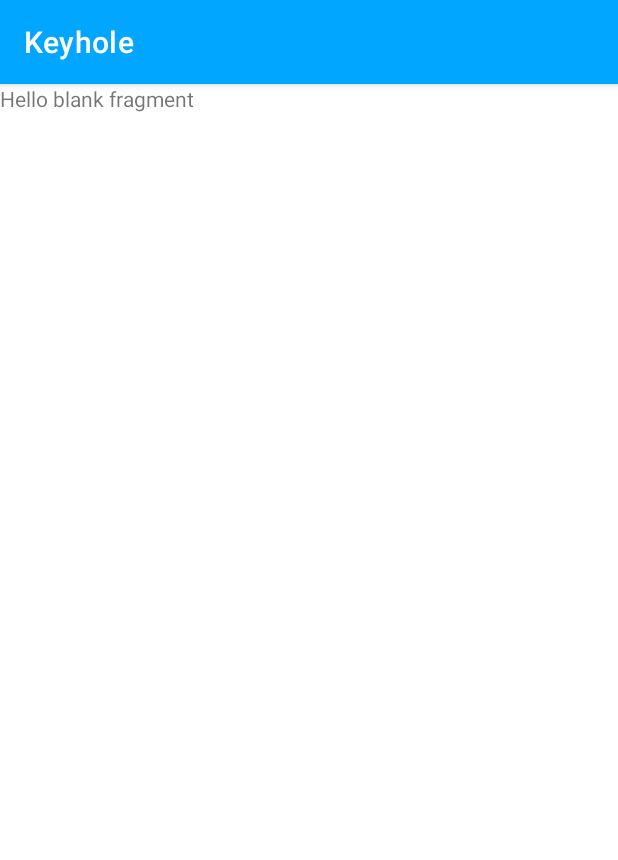
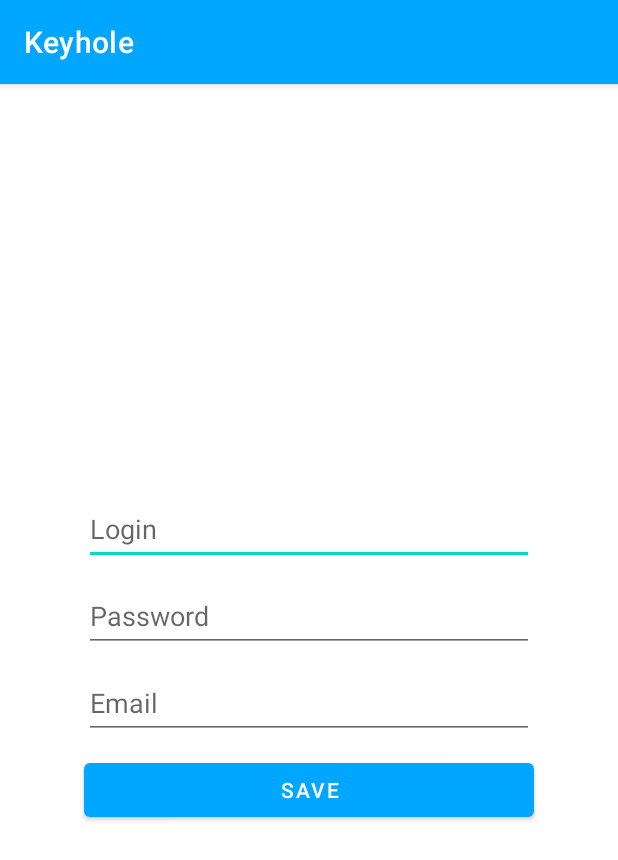
Before and after one commit to gadelshin2011/MyFirstAPP, an Android app: the fragment AddDataFragment shown on its own in the app's theme, on a phone screen of 412 x 824 dp. Shown: the top 860 px of the screen. Run offline under Robolectric (Android 15) with nearby library versions, the phone set to English and light mode, and no system bars.

Commit message:
работа с фрагментами

```diff
--- a/app/src/main/java/com/example/myfirstapp/AddData.kt
+++ b/app/src/main/java/com/example/myfirstapp/AddDataFragment.kt
@@ -5,18 +5,30 @@ import androidx.fragment.app.Fragment
 import android.view.LayoutInflater
 import android.view.View
 import android.view.ViewGroup
+import com.example.myfirstapp.databinding.FragmentAddDataBinding
+import com.example.myfirstapp.databinding.FragmentHomeBinding
 
-class AddData : Fragment() {
+class AddDataFragment : Fragment() {
+    lateinit var binding: FragmentAddDataBinding
 
     override fun onCreateView(
         inflater: LayoutInflater, container: ViewGroup?,
         savedInstanceState: Bundle?
     ): View? {
-        // Inflate the layout for this fragment
-        return inflater.inflate(R.layout.fragment_add_data, container, false)
+        binding = FragmentAddDataBinding.inflate(inflater)
+        return binding.root
+
+
+
+
+
+
     }
 
+
     companion object {
-        fun newInstance() = AddData()
+        fun newInstance() = AddDataFragment()
     }
+
+
 }
--- a/app/src/main/res/layout/activity_main.xml
+++ b/app/src/main/res/layout/activity_main.xml
@@ -26,8 +26,10 @@
         android:layout_marginTop="300dp"
         app:layout_constraintBottom_toBottomOf="parent"
         app:layout_constraintEnd_toEndOf="parent"
+        app:layout_constraintHorizontal_bias="0.0"
         app:layout_constraintStart_toStartOf="parent"
         app:layout_constraintTop_toTopOf="parent"
+        app:layout_constraintVertical_bias="0.0"
         />
 
     <LinearLayout
--- a/app/src/main/res/layout/fragment_add_data.xml
+++ b/app/src/main/res/layout/fragment_add_data.xml
@@ -1,14 +1,56 @@
 <?xml version="1.0" encoding="utf-8"?>
 <FrameLayout xmlns:android="http://schemas.android.com/apk/res/android"
     xmlns:tools="http://schemas.android.com/tools"
+    android:id="@+id/fragmentAddData"
     android:layout_width="match_parent"
     android:layout_height="match_parent"
-    tools:context=".AddData">
+    tools:context=".AddDataFragment">
 
     <!-- TODO: Update blank fragment layout -->
-    <TextView
+    <LinearLayout
         android:layout_width="match_parent"
         android:layout_height="match_parent"
-        android:text="@string/hello_blank_fragment" />
+        android:gravity="center"
+        android:orientation="vertical">
+
+        <EditText
+            android:id="@+id/AddNewLogin"
+            android:layout_width="@dimen/widthButton"
+            android:layout_height="@dimen/heightButton"
+            android:layout_gravity="center"
+            android:layout_marginBottom="10dp"
+            android:hint="@string/Login"
+            android:inputType="textPersonName"
+
+            />
+
+        <EditText
+            android:id="@+id/AddNewPassword"
+            android:layout_width="@dimen/widthButton"
+            android:layout_height="@dimen/heightButton"
+            android:layout_gravity="center"
+            android:layout_marginBottom="10dp"
+            android:hint="@string/Password"
+            android:inputType="textPassword" />
+
+        <EditText
+            android:id="@+id/AddNewEmail"
+            android:layout_width="@dimen/widthButton"
+            android:layout_height="@dimen/heightButton"
+            android:layout_gravity="center"
+            android:layout_marginBottom="10dp"
+            android:hint="@string/Email"
+            android:inputType="textEmailAddress"
+
+            />
+
+        <Button
+            android:id="@+id/SaveNewData"
+            android:layout_width="@dimen/widthButton"
+            android:layout_height="@dimen/heightButton"
+            android:gravity="center"
+            android:text="@string/Save"
+            />
+    </LinearLayout>
 
 </FrameLayout>
--- a/app/src/main/res/values/strings.xml
+++ b/app/src/main/res/values/strings.xml
@@ -2,8 +2,8 @@
     <!--MainActivity -->
     <string name="app_name">Keyhole</string>
     <string name="falseINFO">Проверьте правильность введенных данных</string>
-    <string name="keyRegPass">keyReg1</string>
-    <string name="keyRegLog">keyReg</string>
+    <string name="keyRegPass">keyPass</string>
+    <string name="keyRegLog">keyLog</string>
 
 
     <!--test data -->
@@ -21,5 +21,18 @@
     <string name="invalid_password">Password must be >5 characters</string>
     <string name="login_failed">"Login failed"</string>
 
+    <!--XML-->
+    <string name="Login">Login</string>
+    <string name="Password">Password</string>
+    <string name="Email">Email</string>
+
+
+    <!--Button-->
+    <string name="Save">Save</string>
+    <string name="Exit">Exit</string>
+    <string name="Registration">Registration</string>
+    <string name="Authorization">Authorization</string>
+    <string name="AddNewData">Add new data</string>
+
 
 </resources>
```
Also changed, not shown: app/src/main/AndroidManifest.xml (+7 -8 lines), app/src/main/java/com/example/myfirstapp/HomeFragment.kt (+11 -1 lines), app/src/main/java/com/example/myfirstapp/MainActivity.kt (+43 -52 lines), app/src/main/java/com/example/myfirstapp/SelectionMenu.kt (+24 -5 lines), app/src/main/java/com/example/myfirstapp/passwordFragment.kt (+18 -5 lines), app/src/main/res/layout/fragment_home.xml (+17 -6 lines), app/src/main/res/layout/fragment_password.xml (+8 -7 lines), app/src/main/res/drawable/key.png (deleted).
